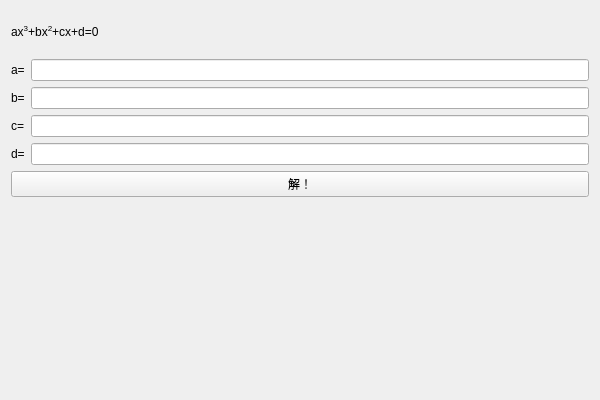
Above: src/widgets/cubicequationcalculatorwidget.ui from LiuJunyu2006/awesome-equation-assistant before the change. Below: the same form after it.
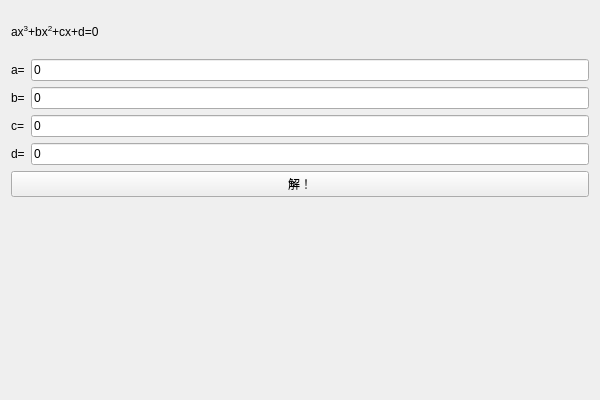
That is the form after the change. Custom widgets are drawn as their Qt base class.

What changed in the file:
```diff
--- a/src/widgets/cubicequationcalculatorwidget.ui
+++ b/src/widgets/cubicequationcalculatorwidget.ui
@@ -35,7 +35,7 @@
        <item row="0" column="1">
         <widget class="QLineEdit" name="lineEditA">
          <property name="text">
-          <string notr="true"/>
+          <string notr="true">0</string>
          </property>
         </widget>
        </item>
@@ -49,7 +49,7 @@
        <item row="1" column="1">
         <widget class="QLineEdit" name="lineEditB">
          <property name="text">
-          <string notr="true"/>
+          <string notr="true">0</string>
          </property>
         </widget>
        </item>
@@ -63,7 +63,7 @@
        <item row="2" column="1">
         <widget class="QLineEdit" name="lineEditC">
          <property name="text">
-          <string notr="true"/>
+          <string notr="true">0</string>
          </property>
         </widget>
        </item>
@@ -77,7 +77,7 @@
        <item row="3" column="1">
         <widget class="QLineEdit" name="lineEditD">
          <property name="text">
-          <string notr="true"/>
+          <string notr="true">0</string>
          </property>
         </widget>
        </item>
```
Left out of the diff: 36 changed lines with no effect on the pictures.
